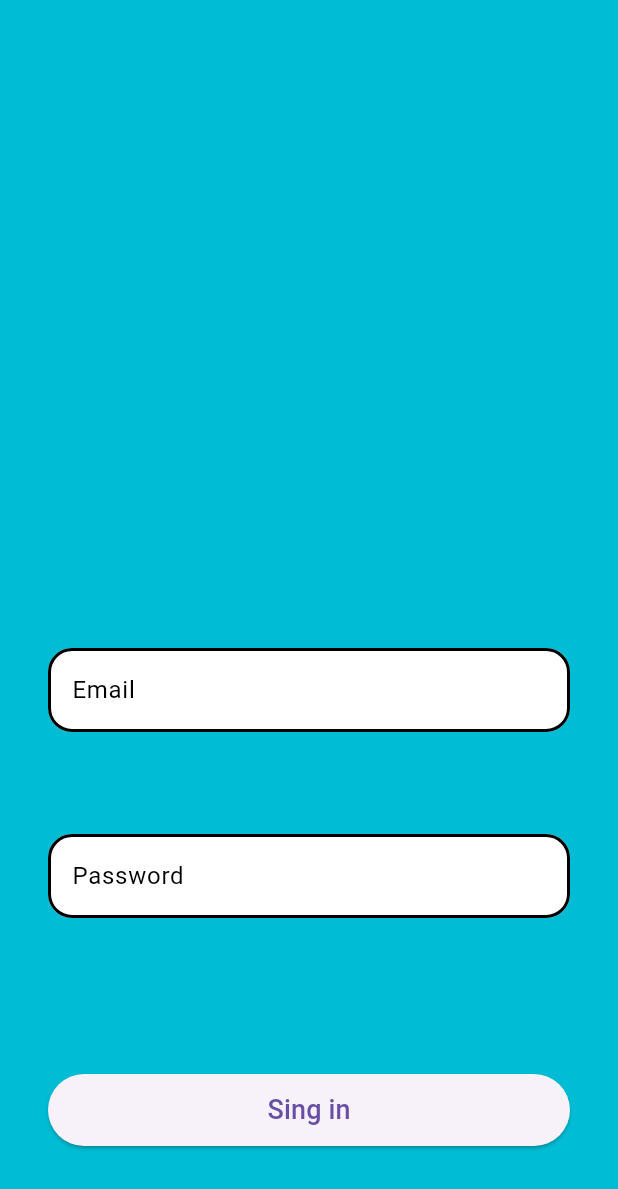
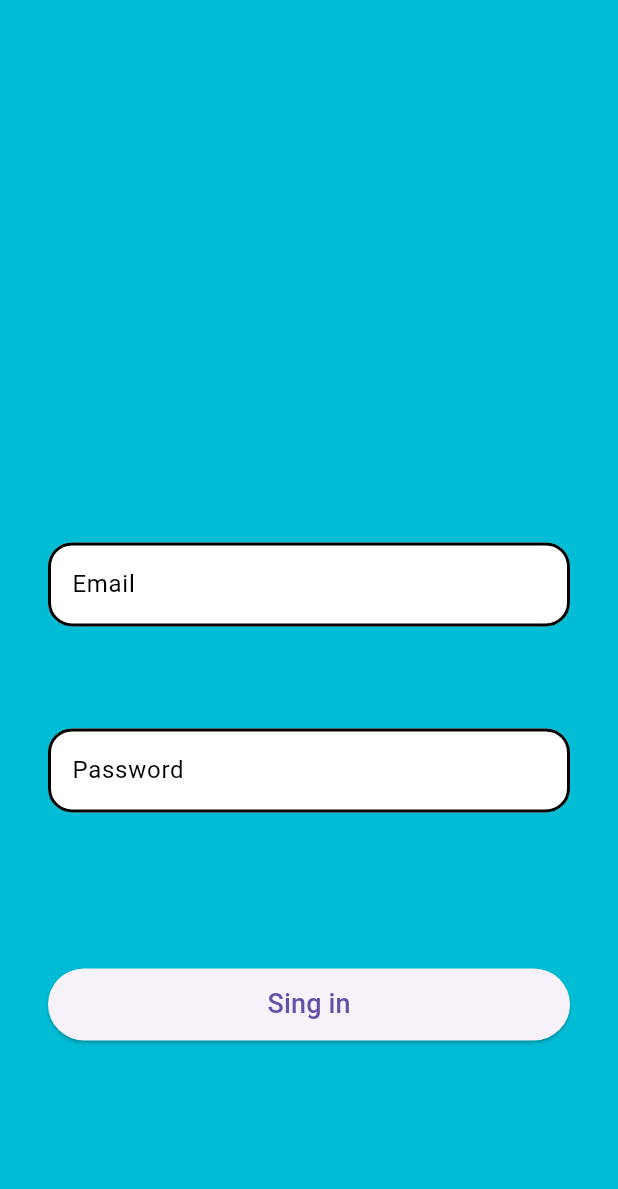
Before and after one commit to 1ViktorP23/flutter_task_2, a Flutter app: the screen it shows after launch, on a phone screen of 412 x 824 dp. Shown: the top 1189 px of the screen. Run offline on Flutter 3.47's test engine with Material 3 defaults, Android fonts, the phone set to English and light mode, and no system bars; our stand-ins replace flutter_bloc.

Commit message:
added top auto constraint

```diff
--- a/lib/sign_in_screen.dart
+++ b/lib/sign_in_screen.dart
@@ -18,14 +18,14 @@ class SignInScreen extends StatelessWidget {
         create: (_) => ValidationCubit(),
         child: BlocBuilder<ValidationCubit, Validation>(
           builder: (context, state) {
+            double emptySpaceHeight = MediaQuery.of(context).size.height * 0.4;
             return SingleChildScrollView(
               child: Center(
                 child: Padding(
                   padding: const EdgeInsets.all(32.0),
                   child: Column(
-                    mainAxisAlignment: MainAxisAlignment.end,
                     children: [
-                      SizedBox(height: 400),
+                      SizedBox(height: emptySpaceHeight),
                       Padding(
                         padding: const EdgeInsets.only(bottom: 32),
                         child: CustomTextField(
```
